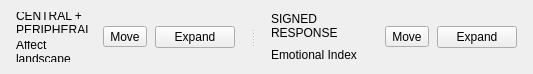
Old version of the form designer/AffectWorkspace.ui in the repository mbilucaglia/PhysioViewerRT.
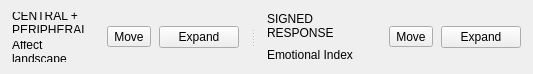
New version of the form. Icons and pictures are not drawn.

The edit to the form file:
```diff
--- a/designer/AffectWorkspace.ui
+++ b/designer/AffectWorkspace.ui
@@ -10,18 +10,6 @@
     <bool>true</bool>
    </property>
    <layout class="QVBoxLayout" name="circumplexCardLayout">
-    <property name="leftMargin">
-     <number>16</number>
-    </property>
-    <property name="rightMargin">
-     <number>16</number>
-    </property>
-    <property name="topMargin">
-     <number>12</number>
-    </property>
-    <property name="bottomMargin">
-     <number>12</number>
-    </property>
     <property name="spacing">
      <number>8</number>
     </property>
@@ -90,6 +78,18 @@
       </item>
      </layout>
     </item>
+    <property name="leftMargin">
+     <number>12</number>
+    </property>
+    <property name="topMargin">
+     <number>12</number>
+    </property>
+    <property name="rightMargin">
+     <number>12</number>
+    </property>
+    <property name="bottomMargin">
+     <number>12</number>
+    </property>
    </layout>
   </widget>
   <widget class="QFrame" name="eiCard">
@@ -97,18 +97,6 @@
     <bool>true</bool>
    </property>
    <layout class="QVBoxLayout" name="eiCardLayout">
-    <property name="leftMargin">
-     <number>16</number>
-    </property>
-    <property name="rightMargin">
-     <number>16</number>
-    </property>
-    <property name="topMargin">
-     <number>12</number>
-    </property>
-    <property name="bottomMargin">
-     <number>12</number>
-    </property>
     <property name="spacing">
      <number>8</number>
     </property>
@@ -177,6 +165,18 @@
       </item>
      </layout>
     </item>
+    <property name="leftMargin">
+     <number>12</number>
+    </property>
+    <property name="topMargin">
+     <number>12</number>
+    </property>
+    <property name="rightMargin">
+     <number>12</number>
+    </property>
+    <property name="bottomMargin">
+     <number>12</number>
+    </property>
    </layout>
   </widget>
  </widget>
```
Left out of the diff: 30 changed lines with no effect on the pictures.
